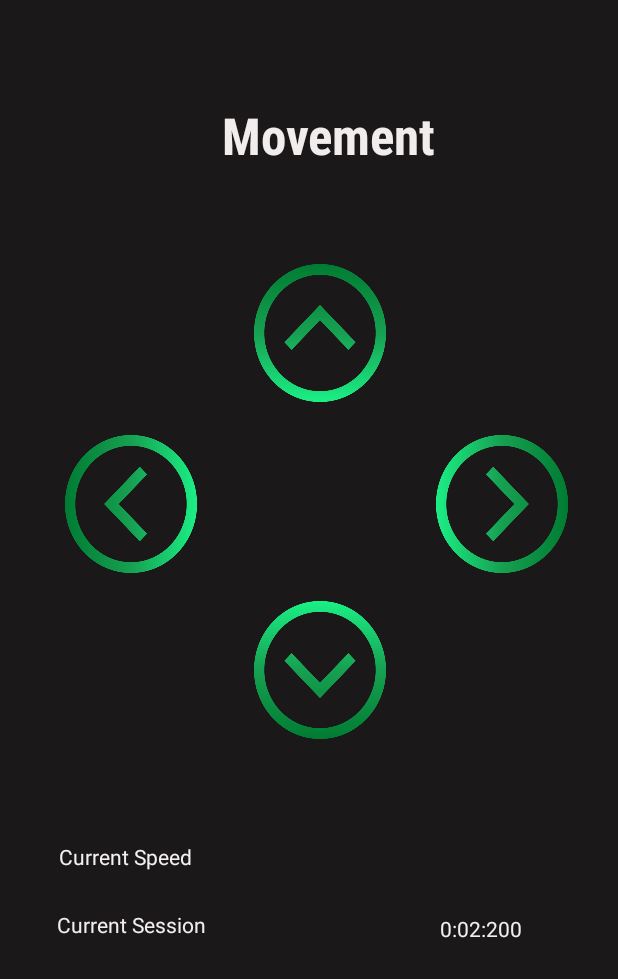
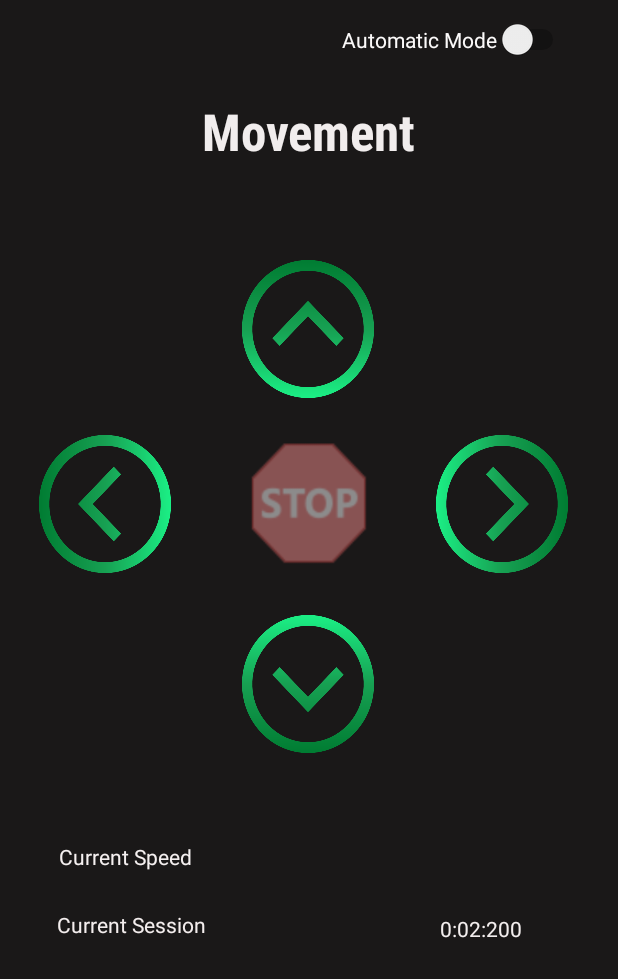
Before and after one commit to ElieK98/GrassTrimmer-Android, an Android app: the screen it shows after launch (MainActivity), after a tap on an icon or button, on a phone screen of 412 x 824 dp, the part 257-1236 px from its top. Run offline under Robolectric (Android 15) with nearby library versions, the phone set to English and light mode, and no system bars; libraries missing offline, so code that uses them is left out: org.eclipse.paho; 10 statements that could not run were skipped; 2 other taps on this screen came first.

Commit message:
4/20/2020 commit

```diff
--- a/app/src/main/java/com/example/grasstrimmer/MainActivity.java
+++ b/app/src/main/java/com/example/grasstrimmer/MainActivity.java
@@ -34,18 +34,20 @@ public class MainActivity extends AppCompatActivity implements View.OnClickListe
     MqttConnectOptions options;
     String topic = "MDP_Grass_Trimming_Robot";
     String subtopic="MDP_Grass_Trimming_app_esp";
-    String ServerURI="tcp://broker.hivemq.com:1883";
-    //String ServerURI="tcp://212.98.137.194:1883";
+    //String ServerURI="tcp://broker.hivemq.com:1883";
+    String ServerURI="tcp://212.98.137.194:1883";
 
     Switch TrimmerToggle;
     TextView subText;
     Vibrator vibrator;
     Ringtone myRingtone;
     Switch runstop;
+    Switch Automatic;
     ImageButton ArrowUp;
     ImageButton ArrowLeft;
     ImageButton ArrowRight;
     ImageButton ArrowDown;
+    ImageButton StopSign;
     TextView CurrentSpeedLabel;
     TextView CurrentSessionLabel;
     TextView CurrentSpeed;
@@ -67,6 +69,13 @@ public class MainActivity extends AppCompatActivity implements View.OnClickListe
 
         CurrentSession=(TextView)findViewById(R.id.currentsession);
         CurrentSpeed=(TextView)findViewById(R.id.currentspeed);
+
+        Automatic=(Switch)findViewById(R.id.switch3);
+        Automatic.setOnClickListener(this);
+
+        StopSign=(ImageButton)findViewById(R.id.stopsign);
+        StopSign.setOnClickListener(this);
+        StopSign.setEnabled(false);
 
         ArrowUp=(ImageButton)findViewById(R.id.ArrowUp);
         ArrowUp.setOnClickListener(this);
@@ -101,8 +110,8 @@ public class MainActivity extends AppCompatActivity implements View.OnClickListe
         client = new MqttAndroidClient(this.getApplicationContext(),ServerURI , clientId);
 
         options = new MqttConnectOptions();
-        //options.setUserName("iotleb");
-        //options.setPassword("iotleb".toCharArray());
+        options.setUserName("iotleb");
+        options.setPassword("iotleb".toCharArray());
 
         //if not works check connect options
 
@@ -176,13 +185,14 @@ public class MainActivity extends AppCompatActivity implements View.OnClickListe
 
     };
 
-    public void Move(int M1,int M2, int M3, int M4,int T) throws JSONException {
+    public void Move(int M1,int M2, int M3, int M4,int T,int A) throws JSONException {
         JSONObject jo=new JSONObject();
         jo.put("Motor 1",M1);
         jo.put("Motor 2",M2);
         jo.put("Motor 3",M3);
         jo.put("Motor 4",M4);
         jo.put("Trimmer",T);
+        jo.put("Automatic",A);
         String reqPayload = jo.toString();
         MqttMessage reqMessage = new MqttMessage();
         reqMessage.setPayload(reqPayload.getBytes());
@@ -195,36 +205,44 @@ public class MainActivity extends AppCompatActivity implements View.OnClickListe
             e.printStackTrace();
         }
     }
+
     @Override
     public void onClick(View v){
         try {
+            if(v.getId()==R.id.stopsign){
+
+                    Move(0,0,0,0,0,0);
+
+            }
             if (v.getId() == R.id.ArrowUp) {
                 if (TrimmerToggle.isChecked()){
 
-                    Move(1, 0, 1, 0,1);
-                }else{ Move(1, 0, 1, 0,0);}
+                    Move(1, 0, 1, 0,1,0);
+                }else{ Move(1, 0, 1, 0,0,0);}
 
             }
             if (v.getId() == R.id.ArrowLeft) {
                 if (TrimmerToggle.isChecked()) {
 
-                    Move(0, 0, 1, 0, 1);
-                }else{ Move(0, 0, 1, 0, 0);}
+                    Move(0, 0, 1, 0, 1,0);
+                }else{ Move(0, 0, 1, 0, 0,0);}
             }
             if (v.getId() == R.id.ArrowRight) {
                 if (TrimmerToggle.isChecked()) {
 
-                    Move(1, 0, 0, 0, 1);
-                }else{  Move(1, 0, 0, 0, 0);}
+                    Move(1, 0, 0, 0, 1,0);
+                }else{  Move(1, 0, 0, 0, 0,0);}
             }
             if (v.getId() == R.id.ArrowDown) {
                 if (TrimmerToggle.isChecked()) {
 
-                    Move(0, 1, 0, 1, 1);
-                }else{ Move(0, 1, 0, 1, 0);}
+                    Move(0, 1, 0, 1, 1,0);
+                }else{ Move(0, 1, 0, 1, 0,0);}
             }
 // Move(0,1,0,1);
-
+            if(Automatic.isChecked()){
+                Move(0,0,0,0,1,1);
+            }
             if (runstop.isChecked()) {
                 StartTime = SystemClock.uptimeMillis();
                 handler.postDelayed(runnable, 0);
--- a/app/src/main/res/layout/activity_main.xml
+++ b/app/src/main/res/layout/activity_main.xml
@@ -7,6 +7,19 @@
     android:background="@color/colorBlack"
     tools:context=".MainActivity">
 
+    <ImageButton
+        android:id="@+id/stopsign"
+        android:layout_width="88dp"
+        android:layout_height="92dp"
+        android:alpha="0.5"
+
+        android:background="@drawable/stop"
+        app:layout_constraintBottom_toBottomOf="parent"
+        app:layout_constraintEnd_toEndOf="parent"
+        app:layout_constraintHorizontal_bias="0.498"
+        app:layout_constraintStart_toStartOf="parent"
+        app:layout_constraintTop_toTopOf="parent"
+        app:layout_constraintVertical_bias="0.6" />
 
     <ImageButton
         android:id="@+id/ArrowUp"
@@ -17,10 +30,10 @@
         android:background="@drawable/arrowup1"
         app:layout_constraintBottom_toBottomOf="parent"
         app:layout_constraintEnd_toEndOf="parent"
-        app:layout_constraintHorizontal_bias="0.523"
+        app:layout_constraintHorizontal_bias="0.498"
         app:layout_constraintStart_toStartOf="parent"
         app:layout_constraintTop_toTopOf="parent"
-        app:layout_constraintVertical_bias="0.431" />
+        app:layout_constraintVertical_bias="0.427" />
 
     <ImageButton
         android:id="@+id/ArrowLeft"
@@ -31,7 +44,7 @@
         android:background="@drawable/arrowleft1"
         app:layout_constraintBottom_toBottomOf="parent"
         app:layout_constraintEnd_toEndOf="parent"
-        app:layout_constraintHorizontal_bias="0.133"
+        app:layout_constraintHorizontal_bias="0.08"
         app:layout_constraintStart_toStartOf="parent"
         app:layout_constraintTop_toTopOf="parent"
         app:layout_constraintVertical_bias="0.6" />
@@ -59,10 +72,10 @@
         android:background="@drawable/arrowdown1"
         app:layout_constraintBottom_toBottomOf="parent"
         app:layout_constraintEnd_toEndOf="parent"
-        app:layout_constraintHorizontal_bias="0.523"
+        app:layout_constraintHorizontal_bias="0.498"
         app:layout_constraintStart_toStartOf="parent"
         app:layout_constraintTop_toTopOf="parent"
-        app:layout_constraintVertical_bias="0.763" />
+        app:layout_constraintVertical_bias="0.777" />
 
     <Switch
         android:id="@+id/switch1"
@@ -109,20 +122,17 @@
         android:id="@+id/textView"
         android:layout_width="wrap_content"
         android:layout_height="wrap_content"
-        android:layout_marginBottom="63dp"
 
+        android:layout_marginTop="180dp"
         android:fontFamily="sans-serif-condensed-medium"
         android:text="Movement"
         android:textAppearance="@style/TextAppearance.AppCompat.Display1"
         android:textColor="#F1EDED"
         android:textStyle="bold"
         android:visibility="visible"
-        app:layout_constraintBottom_toTopOf="@+id/ArrowUp"
         app:layout_constraintEnd_toEndOf="parent"
-        app:layout_constraintHorizontal_bias="0.55"
         app:layout_constraintStart_toStartOf="parent"
-        app:layout_constraintTop_toTopOf="parent"
-        app:layout_constraintVertical_bias="1.0" />
+        app:layout_constraintTop_toTopOf="parent" />
 
     <TextView
         android:id="@+id/textView2"
@@ -178,4 +188,16 @@
         app:layout_constraintHorizontal_bias="0.721"
         app:layout_constraintStart_toEndOf="@+id/textView2" />
 
+    <Switch
+        android:id="@+id/switch3"
+        android:layout_width="wrap_content"
+        android:layout_height="wrap_content"
+        android:layout_marginTop="40dp"
+        android:text="Automatic Mode"
+        android:textColor="#FCFAFA"
+        app:layout_constraintEnd_toEndOf="parent"
+        app:layout_constraintHorizontal_bias="0.875"
+        app:layout_constraintStart_toStartOf="parent"
+        app:layout_constraintTop_toTopOf="@+id/switch1" />
+
 </androidx.constraintlayout.widget.ConstraintLayout>
```
Also changed, not shown: app/src/main/res/drawable/stop.png (added).
